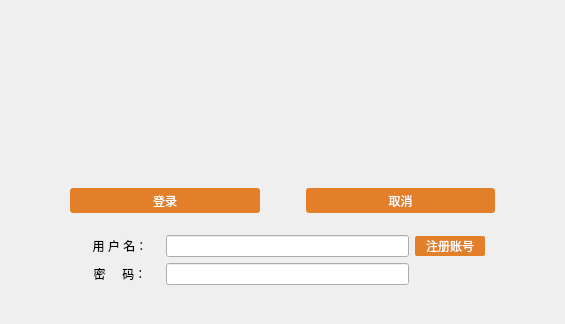
Before: the Qt Designer form TheKing_client/logwidget.ui in Artist-V/TheKing, drawn with Qt 5.
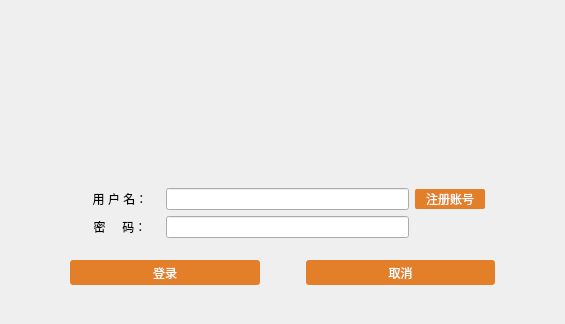
After: the same form once the commit is applied. The open tabs and pages were chosen to show the change.

What changed in the file:
```diff
--- a/TheKing_client/logwidget.ui
+++ b/TheKing_client/logwidget.ui
@@ -47,108 +47,6 @@
          </property>
         </widget>
        </item>
-       <item>
-        <layout class="QHBoxLayout" name="horizontalLayout">
-         <property name="leftMargin">
-          <number>50</number>
-         </property>
-         <property name="rightMargin">
-          <number>50</number>
-         </property>
-         <item>
-          <widget class="QPushButton" name="login_Button">
-           <property name="sizePolicy">
-            <sizepolicy hsizetype="Minimum" vsizetype="Fixed">
-             <horstretch>0</horstretch>
-             <verstretch>0</verstretch>
-            </sizepolicy>
-           </property>
-           <property name="minimumSize">
-            <size>
-             <width>80</width>
-             <height>25</height>
-            </size>
-           </property>
-           <property name="maximumSize">
-            <size>
-             <width>16777215</width>
-             <height>25</height>
-            </size>
-           </property>
-           <property name="styleSheet">
-            <string notr="true">QPushButton
-{
-	color: #FFF;
-	border: solid 1px #b7b7b7;
-	border-radius: 3px;
-	background-color: rgb(226, 127, 40);
-}
-QPushButton:hover
-{
-	background-color: rgb(231, 154, 115);
-	color: #FFF;
-	border: none;
-	border-radius: 3px;
-}</string>
-           </property>
-           <property name="text">
-            <string>登录</string>
-           </property>
-          </widget>
-         </item>
-         <item>
-          <spacer name="horizontalSpacer_3">
-           <property name="orientation">
-            <enum>Qt::Horizontal</enum>
-           </property>
-           <property name="sizeType">
-            <enum>QSizePolicy::Maximum</enum>
-           </property>
-           <property name="sizeHint" stdset="0">
-            <size>
-             <width>40</width>
-             <height>20</height>
-            </size>
-           </property>
-          </spacer>
-         </item>
-         <item>
-          <widget class="QPushButton" name="Exit_pushButton">
-           <property name="minimumSize">
-            <size>
-             <width>80</width>
-             <height>25</height>
-            </size>
-           </property>
-           <property name="maximumSize">
-            <size>
-             <width>16777215</width>
-             <height>25</height>
-            </size>
-           </property>
-           <property name="styleSheet">
-            <string notr="true">QPushButton
-{
-	color: #FFF;
-	border: solid 1px #b7b7b7;
-	border-radius: 3px;
-	background-color: rgb(226, 127, 40);
-}
-QPushButton:hover
-{
-	background-color: rgb(231, 154, 115);
-	color: #FFF;
-	border: none;
-	border-radius: 3px;
-}</string>
-           </property>
-           <property name="text">
-            <string>取消</string>
-           </property>
-          </widget>
-         </item>
-        </layout>
-       </item>
        <item>
         <layout class="QGridLayout" name="gridLayout_2">
          <item row="0" column="0">
@@ -304,6 +202,108 @@
          </item>
         </layout>
        </item>
+       <item>
+        <layout class="QHBoxLayout" name="horizontalLayout">
+         <property name="leftMargin">
+          <number>50</number>
+         </property>
+         <property name="rightMargin">
+          <number>50</number>
+         </property>
+         <item>
+          <widget class="QPushButton" name="login_Button">
+           <property name="sizePolicy">
+            <sizepolicy hsizetype="Minimum" vsizetype="Fixed">
+             <horstretch>0</horstretch>
+             <verstretch>0</verstretch>
+            </sizepolicy>
+           </property>
+           <property name="minimumSize">
+            <size>
+             <width>80</width>
+             <height>25</height>
+            </size>
+           </property>
+           <property name="maximumSize">
+            <size>
+             <width>16777215</width>
+             <height>25</height>
+            </size>
+           </property>
+           <property name="styleSheet">
+            <string notr="true">QPushButton
+{
+	color: #FFF;
+	border: solid 1px #b7b7b7;
+	border-radius: 3px;
+	background-color: rgb(226, 127, 40);
+}
+QPushButton:hover
+{
+	background-color: rgb(231, 154, 115);
+	color: #FFF;
+	border: none;
+	border-radius: 3px;
+}</string>
+           </property>
+           <property name="text">
+            <string>登录</string>
+           </property>
+          </widget>
+         </item>
+         <item>
+          <spacer name="horizontalSpacer_3">
+           <property name="orientation">
+            <enum>Qt::Horizontal</enum>
+           </property>
+           <property name="sizeType">
+            <enum>QSizePolicy::Maximum</enum>
+           </property>
+           <property name="sizeHint" stdset="0">
+            <size>
+             <width>40</width>
+             <height>20</height>
+            </size>
+           </property>
+          </spacer>
+         </item>
+         <item>
+          <widget class="QPushButton" name="Exit_pushButton">
+           <property name="minimumSize">
+            <size>
+             <width>80</width>
+             <height>25</height>
+            </size>
+           </property>
+           <property name="maximumSize">
+            <size>
+             <width>16777215</width>
+             <height>25</height>
+            </size>
+           </property>
+           <property name="styleSheet">
+            <string notr="true">QPushButton
+{
+	color: #FFF;
+	border: solid 1px #b7b7b7;
+	border-radius: 3px;
+	background-color: rgb(226, 127, 40);
+}
+QPushButton:hover
+{
+	background-color: rgb(231, 154, 115);
+	color: #FFF;
+	border: none;
+	border-radius: 3px;
+}</string>
+           </property>
+           <property name="text">
+            <string>取消</string>
+           </property>
+          </widget>
+         </item>
+        </layout>
+       </item>
       </layout>
      </widget>
      <widget class="QWidget" name="page_2">
```
Left out of the diff: 2 changed lines with no effect on the pictures.
